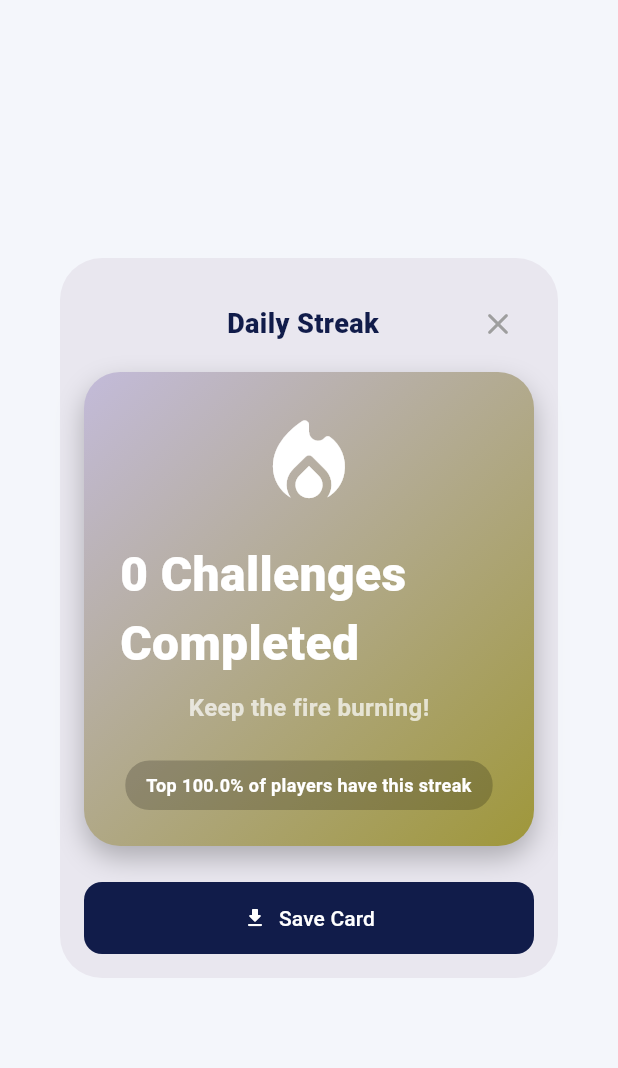
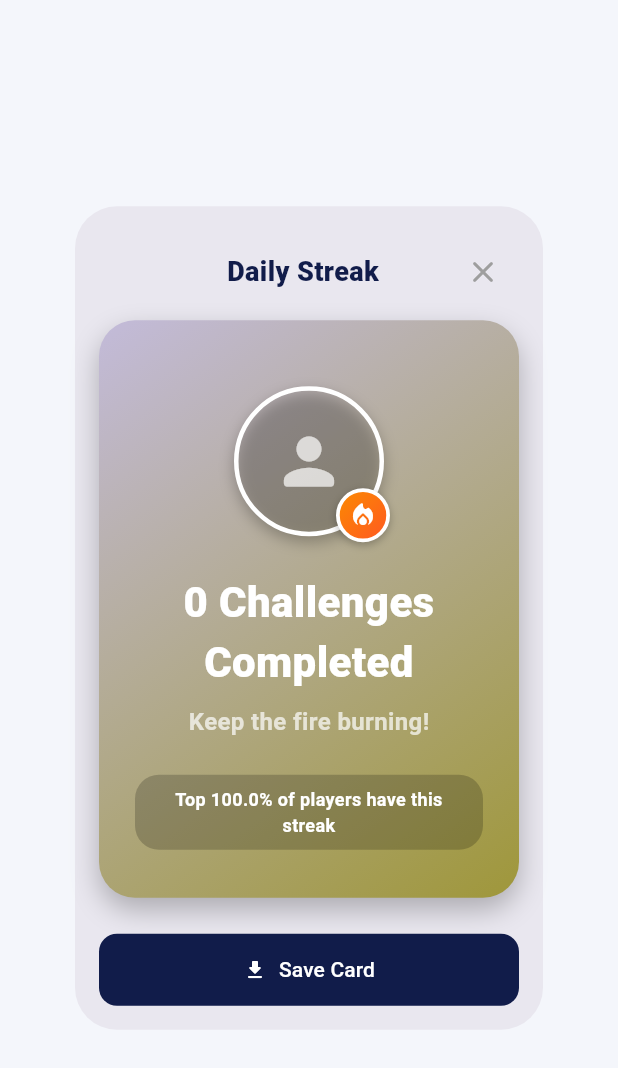
Before and after one commit to charleskwame/Gamified-Quiz-Application, a Flutter app: the StreakCardModal widget shown alone on an empty page, opened directly with empty values, on a phone screen of 412 x 824 dp. Shown: the top 1068 px of the screen. Run offline on Flutter 3.47's test engine with Material 3 defaults, Android fonts, the phone set to English and light mode, and no system bars; our stand-ins replace cloud_firestore, firebase_auth, firebase_core, fl_chart, flutter_local_notifications, flutter_markdown and 7 more; accounts and stored records are empty.

Commit message:
## Changes Made
### `lib/widgets/streak_card_modal.dart`
1. **Added `avatarUrl` parameter** — `StreakCardModal` now accepts an optional `String? avatarUrl`, and `show()` passes it through.
2. **Added `flutter_svg` import** — for rendering DiceBear SVG avatars.
3. **Replaced flame icon with avatar + flame overlay** — The large standalone flame `Icon` is replaced with a `Stack` containing:
   - A `CircleAvatar`-style `Container` (100×100, white border, shadow) that renders the user's DiceBear avatar via `SvgPicture.network`, with a fallback `Icons.person_rounded`.
   - A small 36×36 flame badge (`Positioned` at `bottomRight: -4, -4`) with an orange gradient and the `local_fire_department_rounded` icon inside.
4. **Center-aligned "X Challenges Completed"** — Added `textAlign: TextAlign.center` to the streak count text.
5. **Made card taller/less squared** — Container width changed from `300` → `280`, padding from `all(24)` → `symmetric(horizontal: 24, vertical: 32)`, plus additional spacing with `SizedBox(height: 12)` at the top.

### `lib/screens/quiz_home_screen.dart`
1. Extracts `avatarUrl` from the Firestore user document (`data['avatarUrl']`).
2. Passes `avatarUrl` through `_buildHomeContent` to the `StreakCardModal.show()` call.

```diff
--- a/lib/screens/quiz_home_screen.dart
+++ b/lib/screens/quiz_home_screen.dart
@@ -45,6 +45,7 @@ class QuizHomePage extends StatelessWidget {
         int questionsCorrect = 0;
         int streakNumber = 0;
         int totalScore = 0;
+        String? avatarUrl;
 
         if (snapshot.hasData && snapshot.data!.exists) {
           final data = snapshot.data!.data() as Map<String, dynamic>;
@@ -53,6 +54,7 @@ class QuizHomePage extends StatelessWidget {
           questionsCorrect = data['questionsCorrect'] ?? 0;
           streakNumber = data['streakNumber'] ?? 0;
           totalScore = data['score'] ?? 0;
+          avatarUrl = data['avatarUrl'] as String?;
         }
 
         final accuracyPercent = questionsAnswered > 0
@@ -66,6 +68,7 @@ class QuizHomePage extends StatelessWidget {
           accuracyPercent: accuracyPercent,
           streakNumber: streakNumber,
           totalScore: totalScore,
+          avatarUrl: avatarUrl,
         );
       },
     );
@@ -78,6 +81,7 @@ class QuizHomePage extends StatelessWidget {
     required int accuracyPercent,
     required int streakNumber,
     required int totalScore,
+    String? avatarUrl,
   }) {
     return Scaffold(
       body: SafeArea(
@@ -118,7 +122,11 @@ class QuizHomePage extends StatelessWidget {
                   if (streakNumber > 0)
                     GestureDetector(
                       onTap: () {
-                        StreakCardModal.show(context, streakNumber);
+                        StreakCardModal.show(
+                          context,
+                          streakNumber,
+                          avatarUrl: avatarUrl,
+                        );
                       },
                       child: Container(
                         padding: const EdgeInsets.symmetric(
--- a/lib/widgets/streak_card_modal.dart
+++ b/lib/widgets/streak_card_modal.dart
@@ -6,17 +6,28 @@ import 'package:flutter/material.dart';
 import 'package:flutter/rendering.dart';
 import 'package:permission_handler/permission_handler.dart';
 import 'package:path_provider/path_provider.dart';
+import 'package:flutter_svg/flutter_svg.dart';
 import '../services/database_service.dart';
 
 class StreakCardModal extends StatefulWidget {
   final int streakNumber;
+  final String? avatarUrl;
 
-  const StreakCardModal({super.key, required this.streakNumber});
+  const StreakCardModal({
+    super.key,
+    required this.streakNumber,
+    this.avatarUrl,
+  });
 
-  static void show(BuildContext context, int streakNumber) {
+  static void show(
+    BuildContext context,
+    int streakNumber, {
+    String? avatarUrl,
+  }) {
     showDialog(
       context: context,
-      builder: (context) => StreakCardModal(streakNumber: streakNumber),
+      builder: (context) =>
+          StreakCardModal(streakNumber: streakNumber, avatarUrl: avatarUrl),
     );
   }
 
@@ -185,8 +196,8 @@ class _StreakCardModalState extends State<StreakCardModal> {
           RepaintBoundary(
             key: _repaintKey,
             child: Container(
-              width: 300,
-              padding: const EdgeInsets.all(24),
+              width: 280,
+              padding: const EdgeInsets.symmetric(horizontal: 24, vertical: 32),
               decoration: BoxDecoration(
                 gradient: LinearGradient(
                   colors: _gradientColors,
@@ -205,17 +216,90 @@ class _StreakCardModalState extends State<StreakCardModal> {
               child: Column(
                 mainAxisSize: MainAxisSize.min,
                 children: [
-                  const Icon(
-                    Icons.local_fire_department_rounded,
-                    color: Colors.white,
-                    size: 72,
+                  const SizedBox(height: 12),
+                  // Avatar with flame badge overlay
+                  Stack(
+                    clipBehavior: Clip.none,
+                    children: [
+                      Container(
+                        width: 100,
+                        height: 100,
+                        decoration: BoxDecoration(
+                          shape: BoxShape.circle,
+                          border: Border.all(color: Colors.white, width: 3),
+                          boxShadow: const [
+                            BoxShadow(
+                              color: Colors.black26,
+                              blurRadius: 8,
+                              offset: Offset(0, 4),
+                            ),
+                          ],
+                        ),
+                        child: ClipOval(
+                          child:
+                              widget.avatarUrl != null &&
+                                  widget.avatarUrl!.isNotEmpty
+                              ? SvgPicture.network(
+                                  widget.avatarUrl!,
+                                  fit: BoxFit.cover,
+                                  placeholderBuilder: (context) => const Center(
+                                    child: Icon(
+                                      Icons.person_rounded,
+                                      size: 50,
+                                      color: Colors.white70,
+                                    ),
+                                  ),
+                                )
+                              : const Center(
+                                  child: Icon(
+                                    Icons.person_rounded,
+                                    size: 50,
+                                    color: Colors.white70,
+                                  ),
+                                ),
+                        ),
+                      ),
+                      Positioned(
+                        right: -4,
+                        bottom: -4,
+                        child: Container(
+                          width: 36,
+                          height: 36,
+                          decoration: BoxDecoration(
+                            shape: BoxShape.circle,
+                            gradient: LinearGradient(
+                              colors: [
+                                Colors.orange.shade600,
+                                Colors.deepOrange,
+                              ],
+                              begin: Alignment.topLeft,
+                              end: Alignment.bottomRight,
+                            ),
+                            border: Border.all(color: Colors.white, width: 2.5),
+                            boxShadow: const [
+                              BoxShadow(
+                                color: Colors.black26,
+                                blurRadius: 4,
+                                offset: Offset(0, 2),
+                              ),
+                            ],
+                          ),
+                          child: const Icon(
+                            Icons.local_fire_department_rounded,
+                            color: Colors.white,
+                            size: 20,
+                          ),
+                        ),
+                      ),
+                    ],
                   ),
-                  const SizedBox(height: 16),
+                  const SizedBox(height: 24),
                   Text(
                     '${widget.streakNumber} Challenges Completed',
+                    textAlign: TextAlign.center,
                     style: const TextStyle(
                       color: Colors.white,
-                      fontSize: 32,
+                      fontSize: 28,
                       fontWeight: FontWeight.w900,
                     ),
                   ),
```
